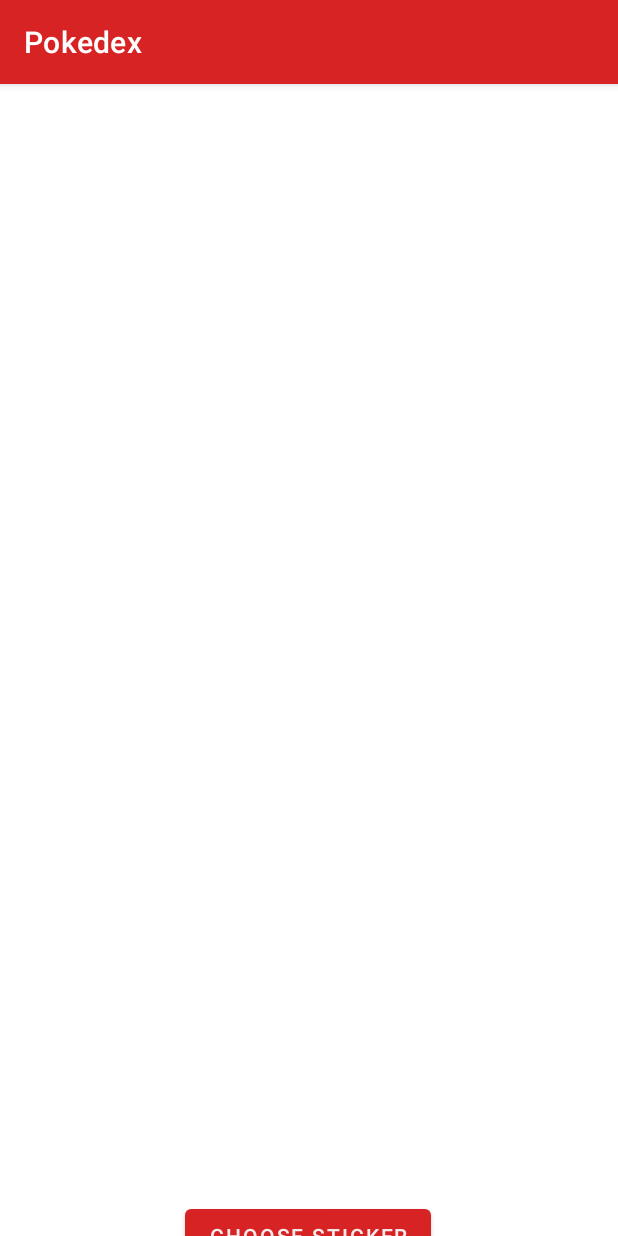
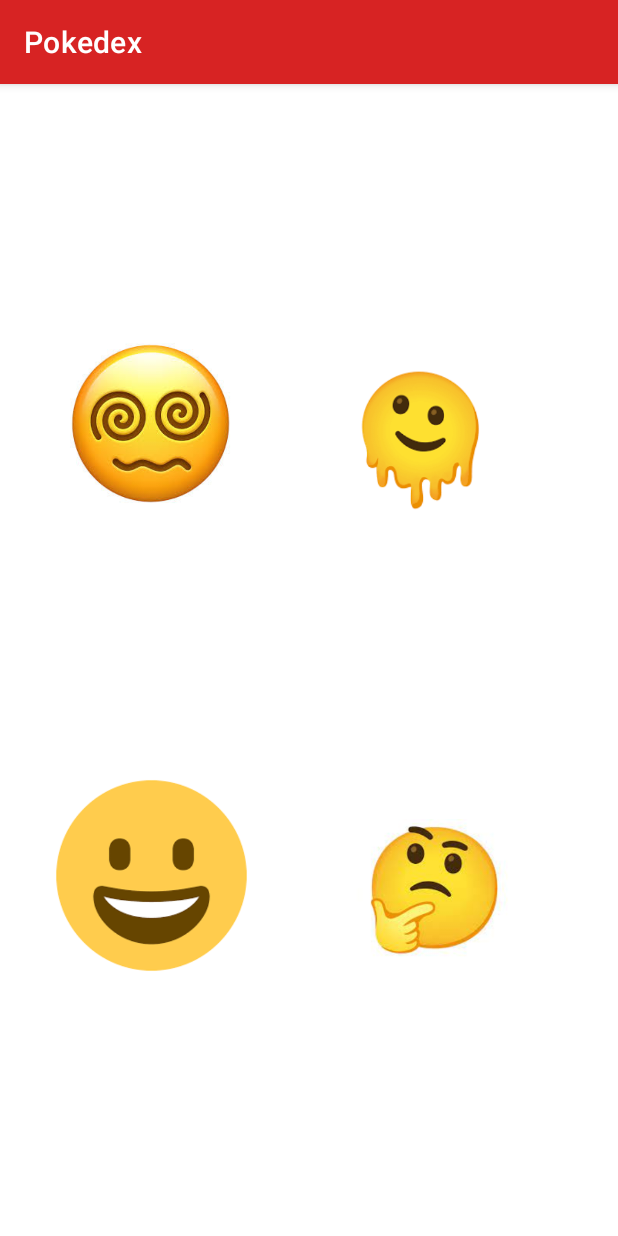
Before and after one commit to tanmay-kapoor/Pokedex, an Android app: the FirebaseActivity screen opened directly, with no data from a screen before it, after a tap on "CHOOSE STICKER", on a phone screen of 412 x 824 dp. Run offline under Robolectric (Android 15) with nearby library versions, the phone set to English and light mode, and no system bars; our stand-ins replace Firebase (no records; nobody signed in at launch, a user with empty details on screens opened directly); network calls fail.

Commit message:
choose sticker activity... only sticker displays

```diff
--- a/app/src/main/AndroidManifest.xml
+++ b/app/src/main/AndroidManifest.xml
@@ -48,6 +48,7 @@
                 android:name="android.app.lib_name"
                 android:value="" />
         </activity>
+        <activity android:name=".ChooseStickerActivity" />
         <activity android:name=".assignment7.pokemonSearch.ChoosePokemonActivity" />
         <activity android:name=".assignment7.PokemonDetailsActivity" />
     </application>
--- /dev/null
+++ b/app/src/main/java/edu/northeastern/pokedex/ChooseStickerActivity.java
@@ -0,0 +1,18 @@
+package edu.northeastern.pokedex;
+
+import android.os.Bundle;
+import android.util.Log;
+
+import androidx.appcompat.app.AppCompatActivity;
+
+public class ChooseStickerActivity extends AppCompatActivity {
+
+    @Override
+    protected void onCreate(Bundle savedBundleInstance) {
+        super.onCreate(savedBundleInstance);
+        setContentView(R.layout.sticker_popup);
+
+        Log.i("Showing", "showing sticker popu menu");
+    }
+
+}
--- a/app/src/main/java/edu/northeastern/pokedex/FirebaseActivity.java
+++ b/app/src/main/java/edu/northeastern/pokedex/FirebaseActivity.java
@@ -6,9 +6,11 @@ import androidx.appcompat.app.AppCompatActivity;
 import androidx.recyclerview.widget.LinearLayoutManager;
 import androidx.recyclerview.widget.RecyclerView;
 
+import android.content.Intent;
 import android.os.Bundle;
 import android.util.Log;
 import android.view.View;
+import android.widget.Button;
 import android.widget.Toast;
 
 import com.google.firebase.auth.FirebaseAuth;
@@ -50,6 +52,9 @@ public class FirebaseActivity extends AppCompatActivity {
 
         listenForMessageUpdates();
         init(savedInstanceState);
+
+        Button chooseStickerBtn = findViewById(R.id.chooseBtn);
+        chooseStickerBtn.setOnClickListener(view -> startActivity(new Intent(FirebaseActivity.this, ChooseStickerActivity.class)));
     }
 
     private void init(Bundle savedInstanceState) {
--- a/app/src/main/res/layout/actvity_messaging.xml
+++ b/app/src/main/res/layout/actvity_messaging.xml
@@ -24,7 +24,6 @@
         android:layout_height="wrap_content"
         android:layout_marginBottom="8dp"
         android:text="Choose Sticker"
-        android:onClick="sendMessage"
         app:layout_constraintBottom_toBottomOf="parent"
         app:layout_constraintEnd_toEndOf="parent"
         app:layout_constraintHorizontal_bias="0.498"
--- /dev/null
+++ b/app/src/main/res/layout/sticker_popup.xml
@@ -0,0 +1,52 @@
+<?xml version="1.0" encoding="utf-8"?>
+<androidx.constraintlayout.widget.ConstraintLayout xmlns:android="http://schemas.android.com/apk/res/android"
+    xmlns:app="http://schemas.android.com/apk/res-auto"
+    android:theme="@style/Theme.AppCompat.Dialog.Alert"
+    xmlns:tools="http://schemas.android.com/tools"
+    android:layout_width="match_parent"
+    android:layout_height="match_parent">
+
+    <ImageView
+        android:id="@+id/imageView2"
+        android:layout_width="168dp"
+        android:layout_height="137dp"
+        app:layout_constraintBottom_toTopOf="@+id/imageView4"
+        app:layout_constraintEnd_toEndOf="parent"
+        app:layout_constraintHorizontal_bias="0.5"
+        app:layout_constraintStart_toEndOf="@+id/imageView"
+        app:layout_constraintTop_toTopOf="parent"
+        app:srcCompat="@drawable/dead_laugh" />
+
+    <ImageView
+        android:id="@+id/imageView"
+        android:layout_width="115dp"
+        android:layout_height="122dp"
+        app:layout_constraintBottom_toTopOf="@+id/imageView3"
+        app:layout_constraintEnd_toStartOf="@+id/imageView2"
+        app:layout_constraintHorizontal_bias="0.5"
+        app:layout_constraintStart_toStartOf="parent"
+        app:layout_constraintTop_toTopOf="parent"
+        app:srcCompat="@drawable/battered" />
+
+    <ImageView
+        android:id="@+id/imageView4"
+        android:layout_width="176dp"
+        android:layout_height="125dp"
+        app:layout_constraintBottom_toBottomOf="parent"
+        app:layout_constraintEnd_toEndOf="parent"
+        app:layout_constraintHorizontal_bias="0.5"
+        app:layout_constraintStart_toEndOf="@+id/imageView3"
+        app:layout_constraintTop_toBottomOf="@+id/imageView2"
+        app:srcCompat="@drawable/speculate" />
+
+    <ImageView
+        android:id="@+id/imageView3"
+        android:layout_width="134dp"
+        android:layout_height="150dp"
+        app:layout_constraintBottom_toBottomOf="parent"
+        app:layout_constraintEnd_toStartOf="@+id/imageView4"
+        app:layout_constraintHorizontal_bias="0.5"
+        app:layout_constraintStart_toStartOf="parent"
+        app:layout_constraintTop_toBottomOf="@+id/imageView"
+        app:srcCompat="@drawable/smile" />
+</androidx.constraintlayout.widget.ConstraintLayout>
```
